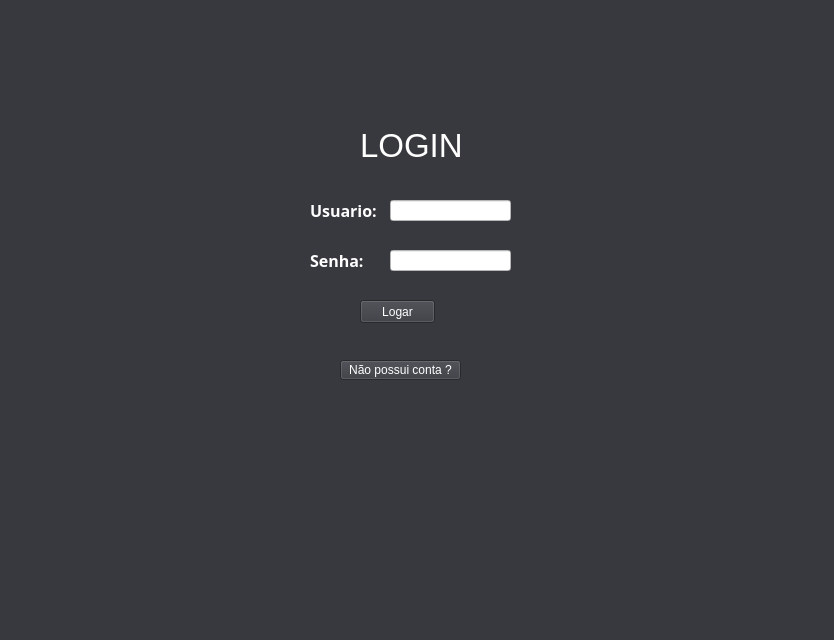
Qt form SYSTEM CONTROL/Orçamento/user.ui (victorkok/OPE-Oficina-Mecanica) before a commit.
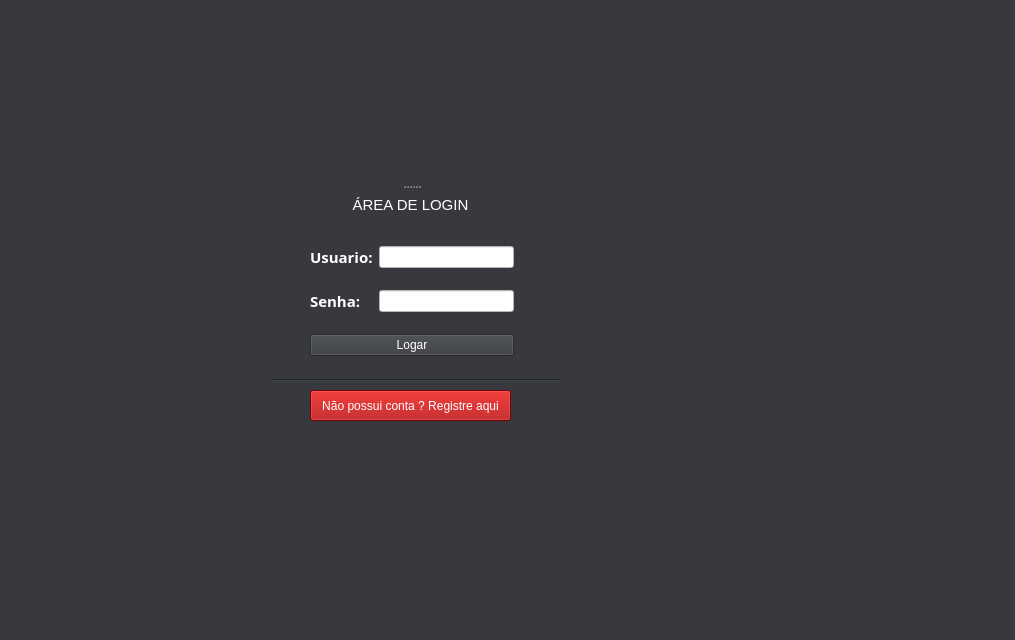
The same form after that commit. Icons and pictures are not drawn.

The edit to the form file:
```diff
--- a/SYSTEM CONTROL/Orçamento/user.ui
+++ b/SYSTEM CONTROL/Orçamento/user.ui
@@ -6,7 +6,7 @@
    <rect>
     <x>0</x>
     <y>0</y>
-    <width>834</width>
+    <width>1015</width>
     <height>640</height>
    </rect>
   </property>
@@ -17,39 +17,51 @@
    <string notr="true">background-color : rgb(55, 57, 63);</string>
   </property>
   <widget class="QWidget" name="centralwidget">
-   <widget class="QLabel" name="label">
+   <widget class="QPushButton" name="semconta">
     <property name="geometry">
      <rect>
-      <x>360</x>
-      <y>120</y>
-      <width>101</width>
-      <height>51</height>
+      <x>310</x>
+      <y>390</y>
+      <width>201</width>
+      <height>31</height>
      </rect>
     </property>
-    <property name="font">
-     <font>
-      <pointsize>25</pointsize>
-     </font>
-    </property>
     <property name="styleSheet">
-     <string notr="true">color: rgb(255, 255, 255);</string>
+     <string notr="true">color: rgb(255, 255, 255);
+background-color: rgb(170, 0, 0);</string>
     </property>
     <property name="text">
-     <string>LOGIN</string>
+     <string>Não possui conta ? Registre aqui</string>
     </property>
    </widget>
+   <widget class="Line" name="line">
+    <property name="geometry">
+     <rect>
+      <x>270</x>
+      <y>370</y>
+      <width>291</width>
+      <height>20</height>
+     </rect>
+    </property>
+    <property name="orientation">
+     <enum>Qt::Horizontal</enum>
+    </property>
+   </widget>
+   <widget class="QWidget" name="layoutWidget">
+    <property name="geometry">
+     <rect>
+      <x>310</x>
+      <y>230</y>
+      <width>204</width>
+      <height>144</height>
+     </rect>
+    </property>
+    <layout class="QGridLayout" name="gridLayout">
+     <item row="0" column="0">
    <widget class="QLabel" name="Produto">
     <property name="enabled">
      <bool>true</bool>
     </property>
-    <property name="geometry">
-     <rect>
-      <x>310</x>
-      <y>200</y>
-      <width>81</width>
-      <height>21</height>
-     </rect>
-    </property>
     <property name="font">
      <font>
       <family>Gotham</family>
@@ -69,59 +81,22 @@
      <string notr="true">color: rgb(255, 255, 255);
 </string>
     </property>
-    <property name="text">
-     <string>Usuario:</string>
-    </property>
-    <property name="textFormat">
-     <enum>Qt::AutoText</enum>
-    </property>
-   </widget>
-   <widget class="QLabel" name="Produto_2">
-    <property name="enabled">
-     <bool>true</bool>
-    </property>
-    <property name="geometry">
-     <rect>
-      <x>310</x>
-      <y>250</y>
-      <width>141</width>
-      <height>21</height>
-     </rect>
-    </property>
-    <property name="font">
-     <font>
-      <family>Gotham</family>
-      <pointsize>12</pointsize>
-      <weight>75</weight>
-      <italic>false</italic>
-      <bold>true</bold>
-     </font>
-    </property>
-    <property name="statusTip">
-     <string/>
-    </property>
-    <property name="autoFillBackground">
-     <bool>false</bool>
-    </property>
-    <property name="styleSheet">
-     <string notr="true">color: rgb(255, 255, 255);</string>
-    </property>
+       <property name="frameShape">
+        <enum>QFrame::NoFrame</enum>
+       </property>
+       <property name="frameShadow">
+        <enum>QFrame::Raised</enum>
+       </property>
     <property name="text">
-     <string>Senha:</string>
+        <string>&lt;html&gt;&lt;head/&gt;&lt;body&gt;&lt;p&gt;&lt;span style=&quot; font-size:11pt;&quot;&gt;Usuario:&lt;/span&gt;&lt;/p&gt;&lt;/body&gt;&lt;/html&gt;</string>
     </property>
     <property name="textFormat">
      <enum>Qt::AutoText</enum>
     </property>
    </widget>
+     </item>
+     <item row="0" column="1">
    <widget class="QLineEdit" name="usuario">
-    <property name="geometry">
-     <rect>
-      <x>390</x>
-      <y>200</y>
-      <width>121</width>
-      <height>21</height>
-     </rect>
-    </property>
     <property name="styleSheet">
      <string notr="true">background-color: rgb(255, 255, 255);</string>
     </property>
@@ -129,15 +104,9 @@
      <number>30</number>
     </property>
    </widget>
+     </item>
+     <item row="1" column="1">
    <widget class="QLineEdit" name="senha">
-    <property name="geometry">
-     <rect>
-      <x>390</x>
-      <y>250</y>
-      <width>121</width>
-      <height>21</height>
-     </rect>
-    </property>
     <property name="styleSheet">
      <string notr="true">background-color: rgb(255, 255, 255);</string>
     </property>
@@ -148,15 +117,9 @@
      <enum>QLineEdit::Password</enum>
     </property>
    </widget>
+     </item>
+     <item row="2" column="0" colspan="2">
    <widget class="QPushButton" name="logar">
-    <property name="geometry">
-     <rect>
-      <x>360</x>
-      <y>300</y>
-      <width>75</width>
-      <height>23</height>
-     </rect>
-    </property>
     <property name="styleSheet">
      <string notr="true">color: rgb(255, 255, 255);</string>
     </property>
@@ -164,37 +127,90 @@
      <string>Logar</string>
     </property>
    </widget>
-   <widget class="QPushButton" name="semconta">
-    <property name="geometry">
-     <rect>
-      <x>340</x>
-      <y>360</y>
-      <width>121</width>
-      <height>20</height>
-     </rect>
-    </property>
-    <property name="styleSheet">
-     <string notr="true">color: rgb(255, 255, 255);</string>
-    </property>
-    <property name="text">
-     <string>Não possui conta ?</string>
-    </property>
-   </widget>
-   <widget class="QLabel" name="dados">
-    <property name="geometry">
-     <rect>
-      <x>350</x>
-      <y>280</y>
-      <width>131</width>
-      <height>20</height>
-     </rect>
-    </property>
-    <property name="styleSheet">
-     <string notr="true">color: rgb(250, 0, 0);</string>
-    </property>
-    <property name="text">
+     </item>
+     <item row="1" column="0">
+      <widget class="QLabel" name="Produto_2">
+       <property name="enabled">
+        <bool>true</bool>
+       </property>
+       <property name="font">
+        <font>
+         <family>Gotham</family>
+         <pointsize>12</pointsize>
+         <weight>75</weight>
+         <italic>false</italic>
+         <bold>true</bold>
+        </font>
+       </property>
+       <property name="statusTip">
      <string/>
     </property>
+       <property name="autoFillBackground">
+        <bool>false</bool>
+       </property>
+       <property name="styleSheet">
+        <string notr="true">color: rgb(255, 255, 255);</string>
+       </property>
+       <property name="frameShape">
+        <enum>QFrame::NoFrame</enum>
+       </property>
+       <property name="frameShadow">
+        <enum>QFrame::Raised</enum>
+       </property>
+       <property name="text">
+        <string>&lt;html&gt;&lt;head/&gt;&lt;body&gt;&lt;p&gt;&lt;span style=&quot; font-size:11pt;&quot;&gt;Senha:&lt;/span&gt;&lt;/p&gt;&lt;/body&gt;&lt;/html&gt;</string>
+       </property>
+       <property name="textFormat">
+        <enum>Qt::AutoText</enum>
+       </property>
+      </widget>
+     </item>
+    </layout>
+   </widget>
+   <widget class="QSplitter" name="splitter">
+    <property name="geometry">
+     <rect>
+      <x>250</x>
+      <y>50</y>
+      <width>321</width>
+      <height>171</height>
+     </rect>
+    </property>
+    <property name="orientation">
+     <enum>Qt::Vertical</enum>
+    </property>
+    <widget class="QLabel" name="label_2">
+     <property name="font">
+      <font>
+       <pointsize>25</pointsize>
+      </font>
+     </property>
+     <property name="styleSheet">
+      <string notr="true">image: url(:/logo/close/jaca2.png);</string>
+     </property>
+     <property name="frameShape">
+      <enum>QFrame::NoFrame</enum>
+     </property>
+     <property name="frameShadow">
+      <enum>QFrame::Sunken</enum>
+     </property>
+     <property name="text">
+      <string>&lt;html&gt;&lt;head/&gt;&lt;body&gt;&lt;p align=&quot;center&quot;&gt;&lt;br/&gt;&lt;/p&gt;&lt;/body&gt;&lt;/html&gt;</string>
+     </property>
+    </widget>
+    <widget class="QLabel" name="label">
+     <property name="font">
+      <font>
+       <pointsize>25</pointsize>
+      </font>
+     </property>
+     <property name="styleSheet">
+      <string notr="true">color: rgb(255, 255, 255);</string>
+     </property>
+     <property name="text">
+      <string>&lt;html&gt;&lt;head/&gt;&lt;body&gt;&lt;p align=&quot;center&quot;&gt;&lt;span style=&quot; font-size:11pt;&quot;&gt;ÁREA DE LOGIN&lt;/span&gt;&lt;/p&gt;&lt;/body&gt;&lt;/html&gt;</string>
+     </property>
+    </widget>
    </widget>
   </widget>
   <widget class="QMenuBar" name="menubar">
```
Left out of the diff: 13 changed lines with no effect on the pictures. Lines whose indentation alone changed are shown as unchanged.
